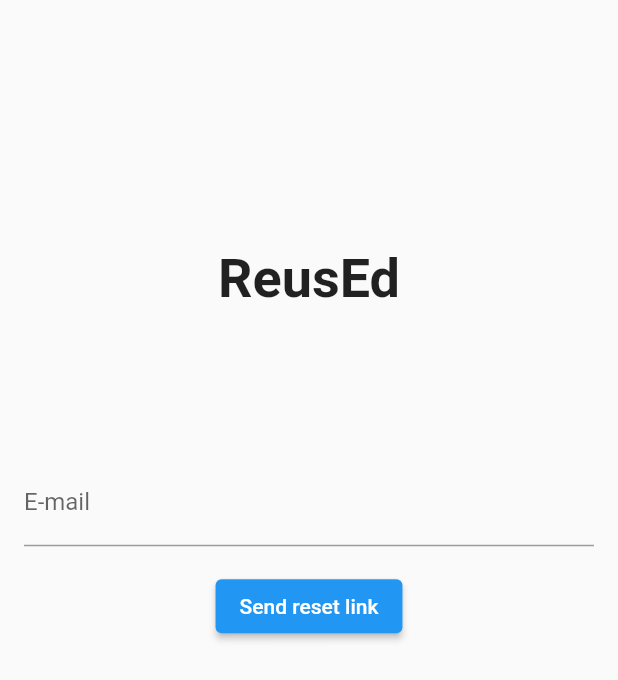
After one commit to InnoSWP/ReusEdAppG7, a Flutter app: the screen it shows after launch, after a tap on "Log In", after a tap on "Reset password", on a phone screen of 412 x 824 dp. The commit adds this screen. Shown: the top 680 px of the screen. Run offline on Flutter 3.47's test engine with Material 2 defaults, Android fonts, the phone set to English and light mode, and no system bars; our stand-ins replace cloud_firestore, firebase_auth, firebase_core; accounts and stored records are empty.

Commit message:
Add 'Reset Password' button

```diff
--- a/reused_flutter/lib/screens/login/auth_form.dart
+++ b/reused_flutter/lib/screens/login/auth_form.dart
@@ -1,4 +1,5 @@
 import 'package:flutter/material.dart';
+import 'package:reused_flutter/screens/login/reset_form.dart';
 
 class AuthForm extends StatefulWidget {
   final void Function(
@@ -39,6 +40,10 @@ class _AuthFormState extends State<AuthForm> {
         context,
       );
     }
+  }
+
+  void _navigateToNextScreen(BuildContext context) {
+    Navigator.of(context).push(MaterialPageRoute(builder: (context) => ResetForm()));
   }
 
   @override
@@ -196,6 +201,17 @@ class _AuthFormState extends State<AuthForm> {
                   child: const Text("Sign up")),
             ],
           ),
+          Row(
+            mainAxisAlignment: MainAxisAlignment.center,
+            children: [
+              const Text("Forgot password?"),
+              TextButton(onPressed: () {
+                // Navigate to reset_form screen
+                _navigateToNextScreen(context);
+              },
+              child: const Text("Reset password")),
+            ],
+          )
       ],
     );
   }
--- /dev/null
+++ b/reused_flutter/lib/screens/login/reset_form.dart
@@ -0,0 +1,91 @@
+import 'package:flutter/material.dart';
+
+class ResetForm extends StatefulWidget {
+  // final void Function(
+  //   BuildContext ctx,
+  // ) submitFunction;
+  // final bool isLoading;
+  // const ResetForm(this.submitFunction, this.isLoading, {Key? key})
+  //     : super(key: key);
+
+  @override
+  State<ResetForm> createState() => _ResetFormState();
+}
+
+class _ResetFormState extends State<ResetForm> {
+  final _formKey = GlobalKey<FormState>();
+
+  String _userEmail = '';
+
+
+  void _trySubmission() {
+    // final isValid = _formKey.currentState!.validate();
+    // FocusScope.of(context).unfocus();
+    // if (isValid) {
+    //   _formKey.currentState!.save();
+    //   widget.submitFunction(
+    //     _userEmail.trim(),
+    //     _userPassword.trim(),
+    //     _userName.trim(),
+    //     _dropdownValue,
+    //     _isLoginMode,
+    //     context,
+    //   );
+    // }
+
+  }
+
+  @override
+  Widget build(BuildContext context) {
+    final mediaQuery = MediaQuery.of(context);
+    return Scaffold(
+      body: Column(
+        children: [
+          SizedBox(height: mediaQuery.size.height / 5),
+          const Text(
+            'ReusEd',
+            style: TextStyle(
+              fontSize: 36,
+              fontWeight: FontWeight.w600,
+            ),
+          ),
+          SizedBox(height: mediaQuery.size.height / 10),
+          Padding(
+            padding: const EdgeInsets.all(16.0),
+            child: Form(
+              key: _formKey,
+              child: Column(
+                children: [
+                  TextFormField(
+                    autocorrect: false,
+                    enableSuggestions: false,
+                    textCapitalization: TextCapitalization.none,
+                    key: const ValueKey('email'),
+                    onSaved: (value) {
+                      _userEmail = value as String;
+                    },
+                    decoration: const InputDecoration(
+                      labelText: 'E-mail',
+                    ),
+                    validator: (value) {
+                      if (value!.isEmpty || !value.contains('@')) {
+                        return 'Please enter a valid email';
+                      }
+                      return null;
+                    },
+                  ),
+                ],
+              ),
+            ),
+          ),
+
+          ElevatedButton(
+            onPressed: _trySubmission,
+            child: const Text("Send reset link"),
+          ),
+
+        ],
+      )
+    );
+  }
+}
```
Also changed, not shown: reused_flutter/lib/screens/settings/main_screen.dart (line endings or trailing spaces).
